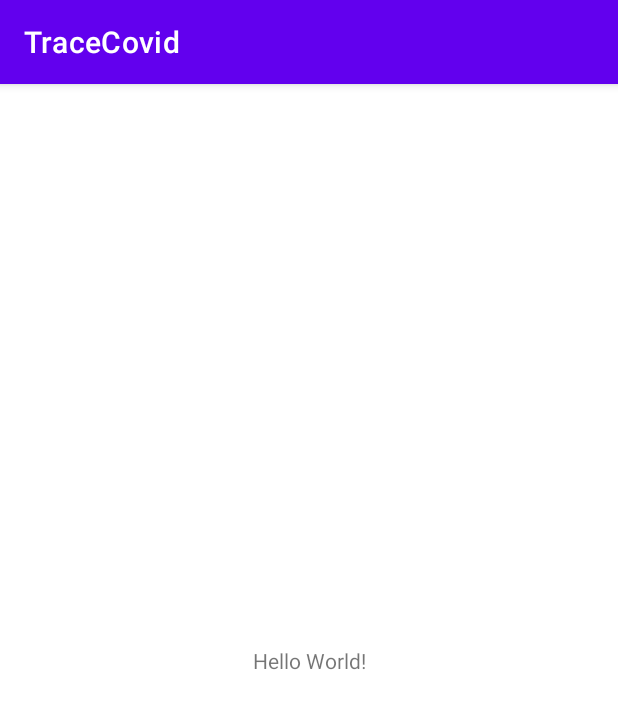
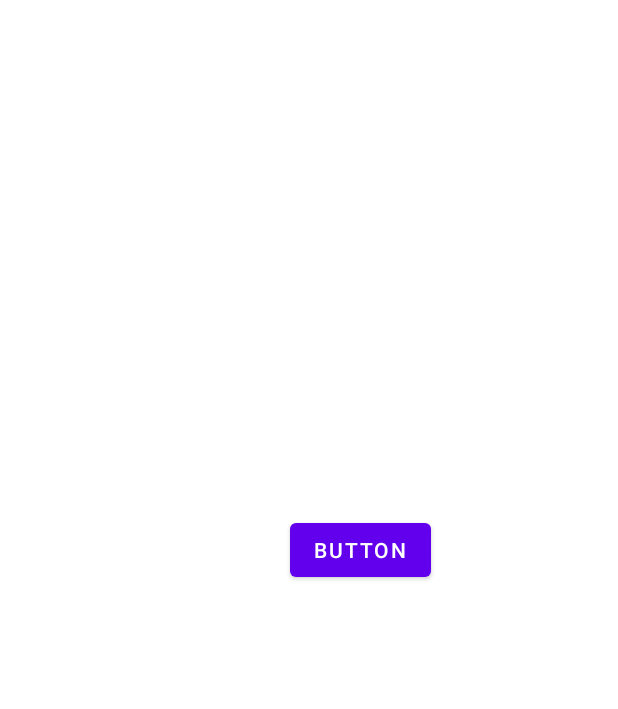
Before and after one commit to ChanZH0525/TraceCovid, an Android app: the screen it shows after launch (MainActivity), on a phone screen of 412 x 824 dp. Shown: the top 709 px of the screen. Run offline under Robolectric (Android 15) with nearby library versions, the phone set to English and light mode, and no system bars.

```diff
--- a/TraceCovid/app/src/main/AndroidManifest.xml
+++ b/TraceCovid/app/src/main/AndroidManifest.xml
@@ -5,10 +5,12 @@
     <application
         android:allowBackup="true"
         android:icon="@mipmap/ic_launcher"
+
         android:label="@string/app_name"
         android:roundIcon="@mipmap/ic_launcher_round"
         android:supportsRtl="true"
         android:theme="@style/Theme.TraceCovid">
+
         <activity
             android:name=".FAQ"
             android:exported="false" />
--- a/TraceCovid/app/src/main/java/com/example/tracecovid/MainActivity.kt
+++ b/TraceCovid/app/src/main/java/com/example/tracecovid/MainActivity.kt
@@ -1,11 +1,22 @@
 package com.example.tracecovid
 
+import android.content.Intent
 import androidx.appcompat.app.AppCompatActivity
 import android.os.Bundle
+import android.os.Handler
+import android.widget.Button
+import androidx.fragment.app.FragmentManager
 
 class MainActivity : AppCompatActivity() {
     override fun onCreate(savedInstanceState: Bundle?) {
         super.onCreate(savedInstanceState)
         setContentView(R.layout.activity_main)
+
+
+        val homebtn: Button= findViewById(R.id.homebtn)
+        homebtn.setOnClickListener {
+
+        }
     }
+
 }
--- a/TraceCovid/app/src/main/res/layout/activity_main.xml
+++ b/TraceCovid/app/src/main/res/layout/activity_main.xml
@@ -6,13 +6,19 @@
     android:layout_height="match_parent"
     tools:context=".MainActivity">
 
-    <TextView
+    <Button
+        android:id="@+id/homebtn"
         android:layout_width="wrap_content"
         android:layout_height="wrap_content"
-        android:text="Hello World!"
+        android:layout_marginStart="193dp"
+        android:layout_marginTop="296dp"
+        android:layout_marginEnd="124dp"
+        android:layout_marginBottom="387dp"
+        android:text="Button"
         app:layout_constraintBottom_toBottomOf="parent"
-        app:layout_constraintLeft_toLeftOf="parent"
-        app:layout_constraintRight_toRightOf="parent"
+        app:layout_constraintEnd_toEndOf="parent"
+        app:layout_constraintHorizontal_bias="0.0"
+        app:layout_constraintStart_toStartOf="parent"
         app:layout_constraintTop_toTopOf="parent" />
 
 </androidx.constraintlayout.widget.ConstraintLayout>
--- a/TraceCovid/app/src/main/res/values-night/themes.xml
+++ b/TraceCovid/app/src/main/res/values-night/themes.xml
@@ -1,6 +1,6 @@
 <resources xmlns:tools="http://schemas.android.com/tools">
     <!-- Base application theme. -->
-    <style name="Theme.TraceCovid" parent="Theme.MaterialComponents.DayNight.DarkActionBar">
+    <style name="Theme.TraceCovid" parent="Theme.MaterialComponents.DayNight.NoActionBar">
         <!-- Primary brand color. -->
         <item name="colorPrimary">@color/purple_200</item>
         <item name="colorPrimaryVariant">@color/purple_700</item>
--- a/TraceCovid/app/src/main/res/values/themes.xml
+++ b/TraceCovid/app/src/main/res/values/themes.xml
@@ -1,6 +1,6 @@
 <resources xmlns:tools="http://schemas.android.com/tools">
     <!-- Base application theme. -->
-    <style name="Theme.TraceCovid" parent="Theme.MaterialComponents.DayNight.DarkActionBar">
+    <style name="Theme.TraceCovid" parent="Theme.MaterialComponents.DayNight.NoActionBar">
         <!-- Primary brand color. -->
         <item name="colorPrimary">@color/purple_500</item>
         <item name="colorPrimaryVariant">@color/purple_700</item>
--- a/TraceCovid/build.gradle
+++ b/TraceCovid/build.gradle
@@ -2,7 +2,7 @@
 plugins {
     id 'com.android.application' version '7.1.3' apply false
     id 'com.android.library' version '7.1.3' apply false
-    id 'org.jetbrains.kotlin.android' version '1.6.20' apply false
+    id 'org.jetbrains.kotlin.android' version '1.6.21' apply false
 }
 
 task clean(type: Delete) {
```
